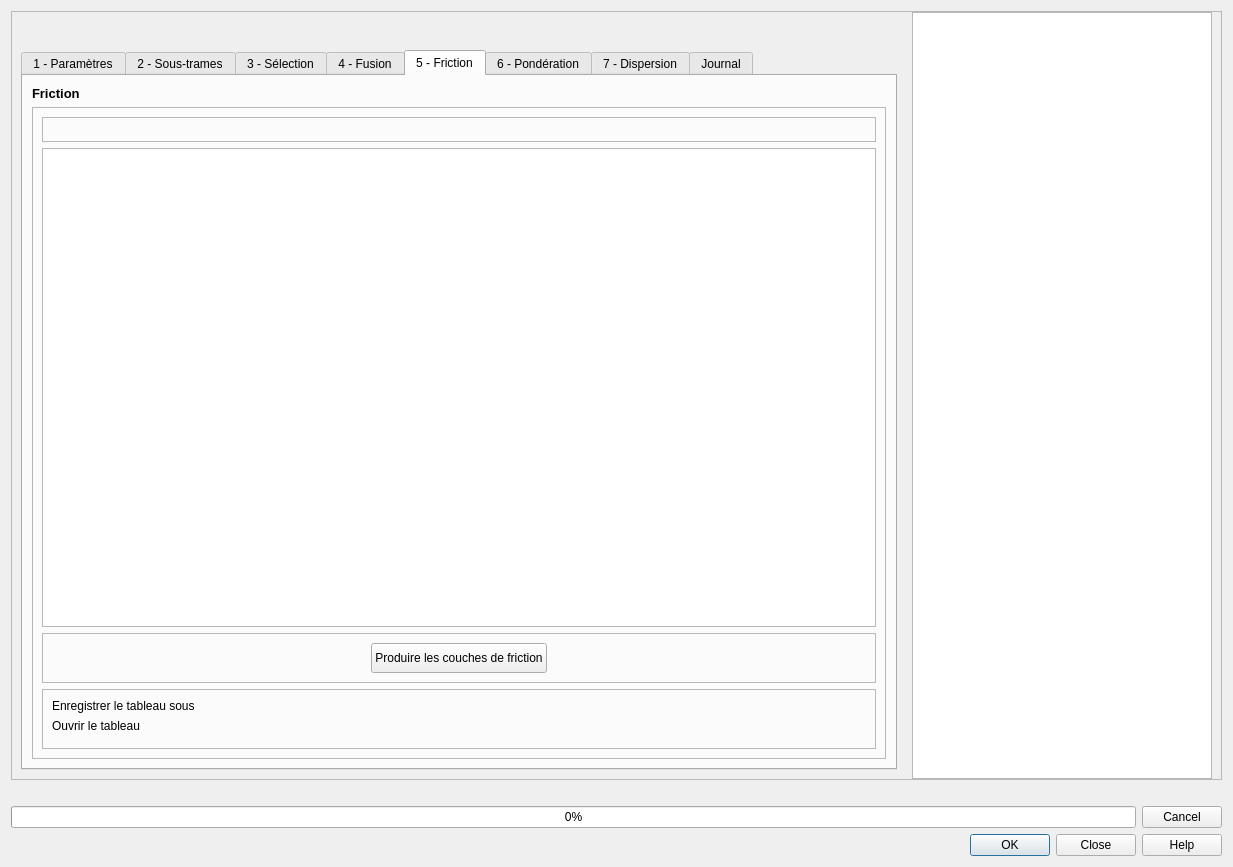
MathieuChailloux/BioDispersal, file test_dialog.ui: the form before one commit.
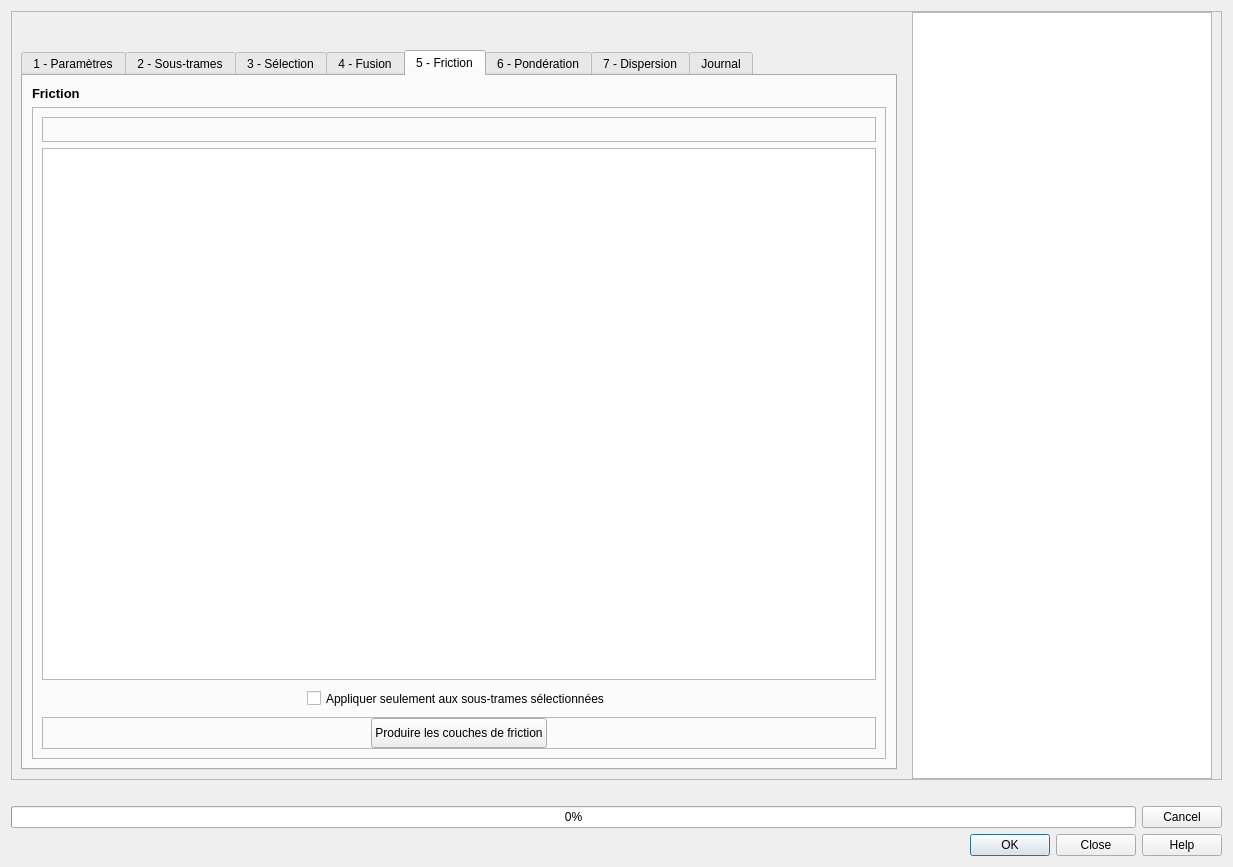
The form after the commit. The open tabs and pages were chosen to show the change. Icons and pictures are not drawn. Custom widgets are drawn as their Qt base class.

Commit message: Updates to match new UI + runOnlySelection for each treatment

What changed in the file:
```diff
--- a/test_dialog.ui
+++ b/test_dialog.ui
@@ -153,7 +153,27 @@
             </property>
            </spacer>
           </item>
-          <item row="1" column="0" colspan="4" alignment="Qt::AlignTop">
+          <item row="0" column="1">
+           <widget class="QToolButton" name="saveProjectAs">
+            <property name="sizePolicy">
+             <sizepolicy hsizetype="Fixed" vsizetype="Fixed">
+              <horstretch>0</horstretch>
+              <verstretch>0</verstretch>
+             </sizepolicy>
+            </property>
+            <property name="text">
+             <string/>
+            </property>
+            <property name="icon">
+             <iconset resource="resources.qrc">
+              <normaloff>:/plugins/eco_cont/icons/mActionFileSaveAs.svg</normaloff>:/plugins/eco_cont/icons/mActionFileSaveAs.svg</iconset>
+            </property>
+            <property name="autoRaise">
+             <bool>true</bool>
+            </property>
+           </widget>
+          </item>
+          <item row="1" column="0" colspan="4">
            <widget class="QTabWidget" name="mTabWidget">
             <property name="sizePolicy">
              <sizepolicy hsizetype="Expanding" vsizetype="Expanding">
@@ -2303,6 +2323,19 @@
                    </property>
                   </widget>
                  </item>
+                 <item alignment="Qt::AlignHCenter">
+                  <widget class="QCheckBox" name="frictRunOnlySelection">
+                   <property name="minimumSize">
+                    <size>
+                     <width>0</width>
+                     <height>25</height>
+                    </size>
+                   </property>
+                   <property name="text">
+                    <string>Appliquer seulement aux sous-trames sélectionnées</string>
+                   </property>
+                  </widget>
+                 </item>
                  <item>
                   <widget class="QFrame" name="frame_15">
                    <property name="sizePolicy">
@@ -2314,7 +2347,7 @@
                    <property name="minimumSize">
                     <size>
                      <width>0</width>
-                     <height>16</height>
+                     <height>25</height>
                     </size>
                    </property>
                    <property name="frameShape">
@@ -2324,6 +2357,21 @@
                     <enum>QFrame::Raised</enum>
                    </property>
                    <layout class="QHBoxLayout" name="horizontalLayout_11">
+                    <property name="spacing">
+                     <number>0</number>
+                    </property>
+                    <property name="leftMargin">
+                     <number>0</number>
+                    </property>
+                    <property name="topMargin">
+                     <number>0</number>
+                    </property>
+                    <property name="rightMargin">
+                     <number>0</number>
+                    </property>
+                    <property name="bottomMargin">
+                     <number>0</number>
+                    </property>
                     <item>
                      <widget class="QPushButton" name="frictionRun">
                       <property name="sizePolicy">
@@ -2350,100 +2398,6 @@
                    </layout>
                   </widget>
                  </item>
-                 <item>
-                  <widget class="QFrame" name="frictionFileFrame">
-                   <property name="sizePolicy">
-                    <sizepolicy hsizetype="Expanding" vsizetype="Fixed">
-                     <horstretch>0</horstretch>
-                     <verstretch>0</verstretch>
-                    </sizepolicy>
-                   </property>
-                   <property name="minimumSize">
-                    <size>
-                     <width>0</width>
-                     <height>60</height>
-                    </size>
-                   </property>
-                   <property name="frameShape">
-                    <enum>QFrame::StyledPanel</enum>
-                   </property>
-                   <property name="frameShadow">
-                    <enum>QFrame::Raised</enum>
-                   </property>
-                   <layout class="QFormLayout" name="formLayout">
-                    <item row="0" column="0">
-                     <widget class="QLabel" name="frictionSaveLabel">
-                      <property name="sizePolicy">
-                       <sizepolicy hsizetype="Fixed" vsizetype="Fixed">
-                        <horstretch>0</horstretch>
-                        <verstretch>0</verstretch>
-                       </sizepolicy>
-                      </property>
-                      <property name="minimumSize">
-                       <size>
-                        <width>0</width>
-                        <height>13</height>
-                       </size>
-                      </property>
-                      <property name="text">
-                       <string>Enregistrer le tableau sous</string>
-                      </property>
-                     </widget>
-                    </item>
-                    <item row="0" column="1">
-                     <widget class="QgsFileWidget" name="frictionCsvFile">
-                      <property name="sizePolicy">
-                       <sizepolicy hsizetype="Expanding" vsizetype="Fixed">
-                        <horstretch>0</horstretch>
-                        <verstretch>0</verstretch>
-                       </sizepolicy>
-                      </property>
-                      <property name="minimumSize">
-                       <size>
-                        <width>100</width>
-                        <height>13</height>
-                       </size>
-                      </property>
-                     </widget>
-                    </item>
-                    <item row="1" column="0">
-                     <widget class="QLabel" name="frictionLoadLabel">
-                      <property name="sizePolicy">
-                       <sizepolicy hsizetype="Fixed" vsizetype="Fixed">
-                        <horstretch>0</horstretch>
-                        <verstretch>0</verstretch>
-                       </sizepolicy>
-                      </property>
-                      <property name="minimumSize">
-                       <size>
-                        <width>0</width>
-                        <height>13</height>
-                       </size>
-                      </property>
-                      <property name="text">
-                       <string>Ouvrir le tableau</string>
-                      </property>
-                     </widget>
-                    </item>
-                    <item row="1" column="1">
-                     <widget class="QgsFileWidget" name="frictionLoadFile">
-                      <property name="sizePolicy">
-                       <sizepolicy hsizetype="Expanding" vsizetype="Fixed">
-                        <horstretch>0</horstretch>
-                        <verstretch>0</verstretch>
-                       </sizepolicy>
-                      </property>
-                      <property name="minimumSize">
-                       <size>
-                        <width>100</width>
-                        <height>13</height>
-                       </size>
-                      </property>
-                     </widget>
-                    </item>
-                   </layout>
-                  </widget>
-                 </item>
                 </layout>
                </widget>
               </item>
```
Left out of the diff: 223 changed lines with no effect on the pictures. The commit also changes 10 other files.
